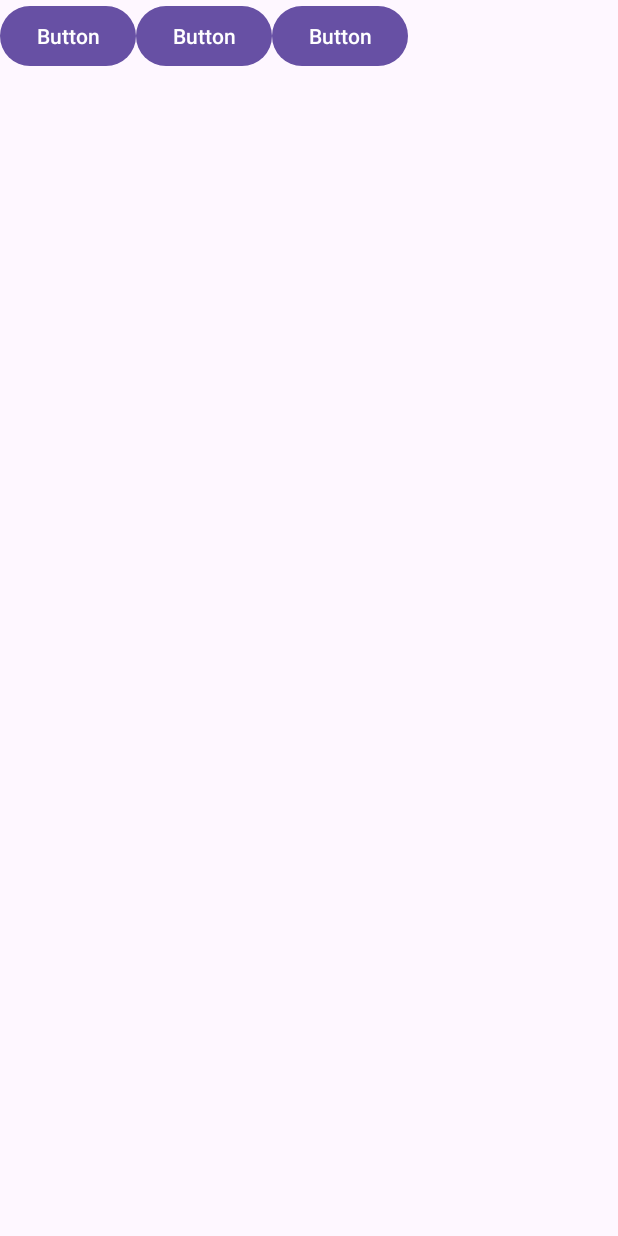
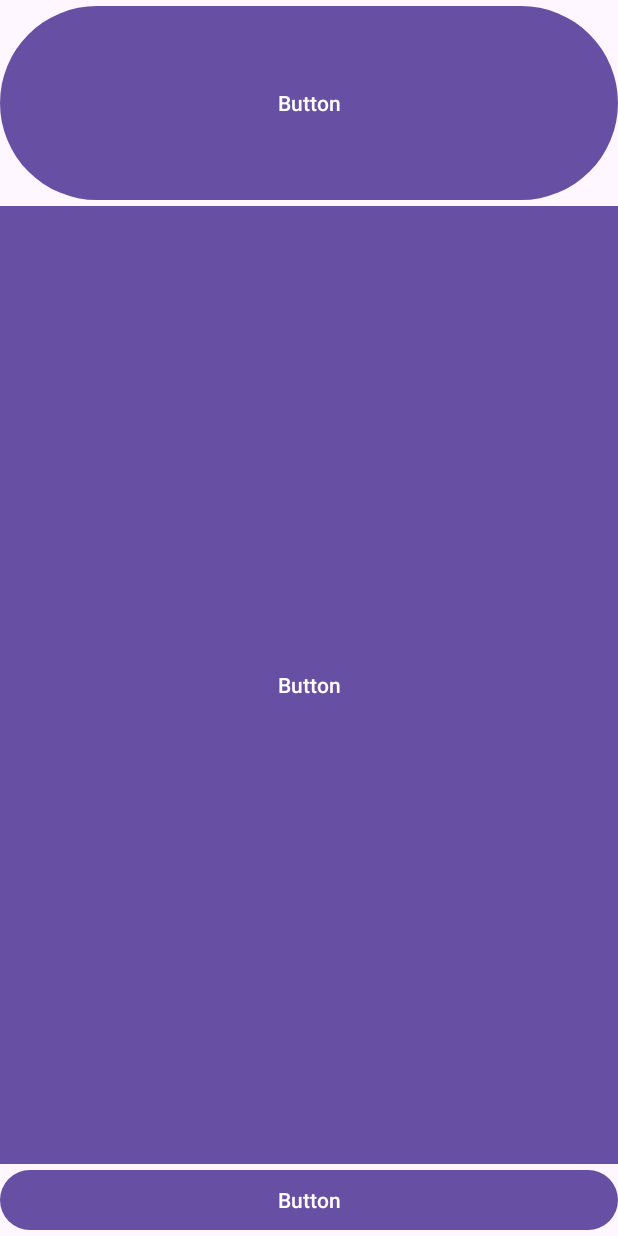
Before and after one commit to sensival/android_study, an Android app: the layout activity_main.xml on its own in the app's theme, with its tools: preview values and no code run, on a phone screen of 412 x 824 dp. Run offline under Robolectric (Android 15) with nearby library versions, the phone set to English and light mode, and no system bars.

Commit message:
Relative layout

```diff
--- a/SampleLinearLayout/app/src/main/res/layout/activity_main.xml
+++ b/SampleLinearLayout/app/src/main/res/layout/activity_main.xml
@@ -1,28 +1,39 @@
 <?xml version="1.0" encoding="utf-8"?>
-<LinearLayout xmlns:android="http://schemas.android.com/apk/res/android"
+<RelativeLayout xmlns:android="http://schemas.android.com/apk/res/android"
     xmlns:app="http://schemas.android.com/apk/res-auto"
     xmlns:tools="http://schemas.android.com/tools"
-    android:layout_width="wrap_content"
+    android:layout_width="match_parent"
     android:layout_height="match_parent"
-    android:orientation="horizontal"
+    android:orientation="vertical"
     tools:context=".MainActivity">
 
 
     <Button
         android:id="@+id/button"
         android:layout_width="match_parent"
-        android:layout_height="wrap_content"
-        android:text="Button" />
+        android:layout_height="match_parent"
+        android:layout_alignParentLeft="true"
+        android:layout_alignParentRight="true"
+        android:text="Button"
+        android:layout_above="@+id/button2"
+        android:background="#ff0088ff"
+        android:layout_below="@+id/button3"/>
 
     <Button
         android:id="@+id/button2"
         android:layout_width="match_parent"
         android:layout_height="wrap_content"
-        android:text="Button" />
+        android:text="Button"
+        android:layout_alignParentLeft="true"
+        android:layout_alignParentRight="true"
+        android:layout_alignParentBottom="true" />
 
     <Button
         android:id="@+id/button3"
-        android:layout_width="match_parent"
-        android:layout_height="wrap_content"
+        android:layout_width="389dp"
+        android:layout_height="137dp"
+        android:layout_alignParentLeft="true"
+        android:layout_alignParentTop="true"
+        android:layout_alignParentRight="true"
         android:text="Button" />
-</LinearLayout>
+</RelativeLayout>
```
Also changed, not shown: SampleLinearLayout/app/src/main/res/layout/baseline.xml (+29 -3 lines), SampleLinearLayout/app/src/main/res/layout/padding.xml (+32 -3 lines), SampleLinearLayout/app/src/main/res/layout/weight.xml (+83 -3 lines).
